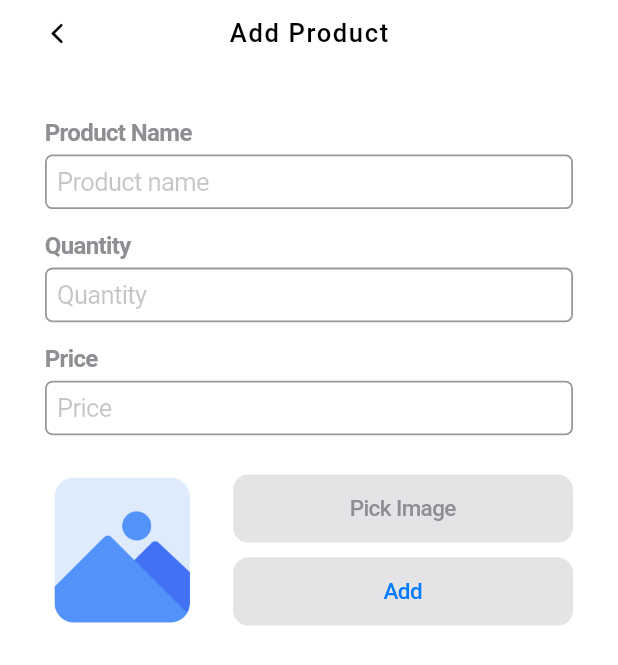
After one commit to beyonce-ama/foodies, a Flutter app: the AddProduct screen opened directly, on a phone screen of 412 x 824 dp. The commit adds this screen. Shown: the top 665 px of the screen. Run offline on Flutter 3.47's test engine with Material 3 defaults, Android fonts, the phone set to English and light mode, and no system bars; our stand-ins replace image_picker.

Commit message:
add products

```diff
--- /dev/null
+++ b/lib/add_product.dart
@@ -0,0 +1,392 @@
+import 'package:flutter/cupertino.dart';
+import 'package:foodies/product_management.dart';
+import 'package:http/http.dart' as http;
+import 'package:image_picker/image_picker.dart';
+import 'dart:io';
+import 'package:image/image.dart' as img;
+import 'backend.dart';
+import 'package:flutter/services.dart';
+
+class AddProduct extends StatefulWidget {
+  const AddProduct({super.key});
+
+  @override
+  State<AddProduct> createState() => _AddProductState();
+}
+
+class _AddProductState extends State<AddProduct> {
+  TextEditingController _newprodname = TextEditingController();
+  TextEditingController _newprodstock = TextEditingController();
+  TextEditingController _newprodprice = TextEditingController();
+  File? _image;
+
+
+
+  Future<File> resizeImage(File originalImage) async {
+    final rawImage = img.decodeImage(await originalImage.readAsBytes());
+    final resizedImage = img.copyResize(rawImage!, width: 800);
+    final resizedFile = File(originalImage.path)
+      ..writeAsBytesSync(img.encodeJpg(resizedImage, quality: 85));
+    return resizedFile;
+  }
+
+  Future<void> _pickImage() async {
+    final picker = ImagePicker();
+    final pickedFile = await picker.pickImage(source: ImageSource.gallery);
+
+    if (pickedFile != null) {
+      File resizedImage = await resizeImage(File(pickedFile.path));
+      setState(() {
+        _image = resizedImage;
+      });
+      print("Resized Image Path: ${_image!.path}");
+    }
+  }
+
+  Future<void> addProduct(String name, String stock, String price) async {
+
+
+    if (name.isEmpty || stock.isEmpty || price.isEmpty || _image == null) {
+      showCupertinoDialog(
+        context: context,
+        builder: (context) {
+          return CupertinoAlertDialog(
+            title: Text("Missing Information"),
+            content: Text("Please fill in all the fields before submitting."),
+            actions: [
+              CupertinoButton(
+                child: Text(
+                  "Close",
+                  style: TextStyle(color: CupertinoColors.destructiveRed),
+                ),
+                onPressed: () {
+                  setState(() {
+                    buttonStatus = true;
+                  });
+                  Navigator.pop(context);
+                },
+              ),
+            ],
+          );
+        },
+      );
+      return;
+    }
+
+    try {
+      var request = http.MultipartRequest(
+        'POST',
+        Uri.parse(server + "add_product.php"),
+      );
+
+      request.fields['name'] = name;
+      request.fields['stock'] = stock;
+      request.fields['price'] = price;
+
+      if (_image != null) {
+        request.files.add(
+          await http.MultipartFile.fromPath('image', _image!.path),
+        );
+        print("Image file added: ${_image!.path}");
+      }
+
+      request.headers['Content-Type'] = 'multipart/form-data';
+
+      var response = await request.send();
+
+      if (response.statusCode == 200) {
+        showCupertinoDialog(
+          context: context,
+          builder: (context) {
+            return CupertinoAlertDialog(
+              content: Text("Product Added Successfully!"),
+              actions: [
+                CupertinoButton(
+                  child: Text(
+                    "Close",
+                    style: TextStyle(color: CupertinoColors.destructiveRed),
+                  ),
+                  onPressed: () {
+                    setState(() {
+                      buttonStatus = true;
+                    });
+                    Navigator.pop(context);
+                  },
+                ),
+              ],
+            );
+          },
+        );
+
+        var responseData = await response.stream.bytesToString();
+        print("Server response: $responseData");
+      } else {
+        showCupertinoDialog(
+          context: context,
+          builder: (context) {
+            return CupertinoAlertDialog(
+              content: Text(
+                "Failed to add product. Status code: ${response.statusCode}",
+              ),
+              actions: [
+                CupertinoButton(
+                  child: Text(
+                    "Close",
+                    style: TextStyle(color: CupertinoColors.destructiveRed),
+                  ),
+                  onPressed: () {
+                    setState(() {
+                      buttonStatus = true;
+                    });
+                    Navigator.pop(context);
+                  },
+                ),
+              ],
+            );
+          },
+        );
+
+        var responseData = await response.stream.bytesToString();
+        print("Error details: $responseData");
+      }
+    } catch (e) {
+      showCupertinoDialog(
+        context: context,
+        builder: (context) {
+          return CupertinoAlertDialog(
+            content: Text("Error adding product: $e"),
+            actions: [
+              CupertinoButton(
+                child: Text(
+                  "Close",
+                  style: TextStyle(color: CupertinoColors.destructiveRed),
+                ),
+                onPressed: () {
+                  setState(() {
+                    buttonStatus = true;
+                  });
+                  Navigator.pop(context);
+                },
+              ),
+            ],
+          );
+        },
+      );
+    }
+  }
+
+  @override
+  Widget build(BuildContext context) {
+    return CupertinoPageScaffold(
+      navigationBar: CupertinoNavigationBar(
+        leading: CupertinoButton(
+          padding: EdgeInsets.zero,
+          child: Icon(
+            CupertinoIcons.chevron_back,
+            color: CupertinoColors.black,
+          ),
+          onPressed: () {
+            buttonStatus
+                ?    Navigator.pushReplacement(
+              context,
+              CupertinoPageRoute(builder: (context) => ProductManagement()),
+            ):null;
+          },
+        ),
+        middle: Text(
+          "Add Product",
+          style: TextStyle(letterSpacing: 1.1, fontWeight: FontWeight.w500),
+        ),
+      ),
+
+      child: SingleChildScrollView(
+        child: SafeArea(
+          child: Padding(
+            padding: const EdgeInsets.fromLTRB(30,20,30,20),
+            child: Column(
+              children: [
+                SizedBox(height: 15),
+
+                Row(
+                  children: [
+                    Text(
+                      "Product Name",
+                      style: TextStyle(
+                        color: CupertinoColors.systemGrey,
+                        fontWeight: FontWeight.bold,
+                        fontSize: 16,
+                      ),                    ),
+                  ],
+                ),
+                SizedBox(height: 5),
+                CupertinoTextField(
+                  controller: _newprodname,
+                  placeholder: "Product name",
+                  decoration: BoxDecoration(
+                    borderRadius: BorderRadius.circular(5),
+                    border: Border.all(
+                      width: 1.2,
+                      color: CupertinoColors.inactiveGray,
+                    ),
+                  ),
+                ),
+
+                SizedBox(height: 15),
+
+                Row(
+                  children: [
+                    Text(
+                      "Quantity",
+                      style: TextStyle(
+                        color: CupertinoColors.systemGrey,
+                        fontWeight: FontWeight.bold,
+                        fontSize: 16,
+                      ),                    ),
+                  ],
+                ),
+                SizedBox(height: 5),
+                CupertinoTextField(
+                  controller: _newprodstock,
+                  placeholder: "Quantity",
+                  decoration: BoxDecoration(
+                    borderRadius: BorderRadius.circular(5),
+                    border: Border.all(
+                      width: 1.2,
+                      color: CupertinoColors.inactiveGray,
+                    ),
+                  ),
+                  textInputAction: TextInputAction.next,
+                  keyboardType: TextInputType.numberWithOptions(decimal: true),
+                  inputFormatters: [FilteringTextInputFormatter.digitsOnly],
+                ),
+                SizedBox(height: 15),
+
+                Row(
+                  children: [
+                    Text(
+                      "Price",
+                      style: TextStyle(
+                        color: CupertinoColors.systemGrey,
+                        fontWeight: FontWeight.bold,
+                        fontSize: 16,
+                      ),
+                    ),
+                  ],
+                ),
+                SizedBox(height: 5),
+
+                CupertinoTextField(
+                  controller: _newprodprice,
+                  placeholder: "Price",
+                  decoration: BoxDecoration(
+                    borderRadius: BorderRadius.circular(5),
+                    border: Border.all(
+                      width: 1.2,
+                      color: CupertinoColors.inactiveGray,
+                    ),
+                  ),
+                  textInputAction: TextInputAction.next,
+                  keyboardType: TextInputType.numberWithOptions(decimal: true),
+                  inputFormatters: [
+                    FilteringTextInputFormatter.allow(RegExp('[0-9.,]')),
+                  ],
+                ),
+                SizedBox(height: 25),
+
+                Row(
+                  mainAxisAlignment: MainAxisAlignment.spaceBetween,
+                  children: [
+                    if (_image != null) ...[
+                      ClipRRect(
+                        borderRadius: BorderRadius.circular(10),
+                        child: Image.file(
+                          _image!,
+                          height: MediaQuery.of(context).size.width * 0.25,
+                          width: MediaQuery.of(context).size.width * 0.25,
+                          fit: BoxFit.cover,
+                        ),
+                      ),
+                    ] else ...[
+                      ClipRRect(
+                        borderRadius: BorderRadius.circular(10),
+                        child: Image.asset(
+                          "images/photo.png",
+                          height: MediaQuery.of(context).size.width * 0.25,
+                          width: MediaQuery.of(context).size.width * 0.25,
+                          fit: BoxFit.cover,
+                        ),
+                      ),
+                    ],
+
+                    SizedBox(width: 20),
+
+                    Column(
+                      crossAxisAlignment: CrossAxisAlignment.center,
+                      children: [
+                        Container(
+                          height: MediaQuery.of(context).size.width * 0.11,
+                          width: MediaQuery.of(context).size.width * 0.55,
+                          padding: EdgeInsets.zero,
+                          decoration: BoxDecoration(
+                            borderRadius: BorderRadius.circular(10),
+                            color: CupertinoColors.systemFill,
+                          ),
+                          child: CupertinoButton(
+                            padding: EdgeInsets.fromLTRB(10, 0, 10, 0),
+                            onPressed: _pickImage,
+                            child: Text(
+                              "Pick Image",
+                              style: TextStyle(
+                                  color: CupertinoColors.systemGrey,
+                                  fontSize: 15,
+                                  fontWeight: FontWeight.w500
+                              ),
+                            ),
+                          ),
+                        ),
+                        SizedBox(height: 10),
+
+                        Container(
+                          height: MediaQuery.of(context).size.width * 0.11,
+                          width: MediaQuery.of(context).size.width * 0.55,
+                          padding: EdgeInsets.zero,
+                          decoration: BoxDecoration(
+                            borderRadius: BorderRadius.circular(10),
+                            color: CupertinoColors.systemFill,
+                          ),
+                          child: CupertinoButton(
+                            padding: EdgeInsets.fromLTRB(10, 0, 10, 0),
+                            child: Text(
+                              "Add",
+                              style: TextStyle(
+                                color: CupertinoColors.systemBlue,
+                                fontSize: 15,
+                                fontWeight: FontWeight.w500
+                              ),
+                            ),
+                            onPressed: () {
+
+                              buttonStatus? addProduct(
+                                _newprodname.text,
+                                _newprodstock.text,
+                                _newprodprice.text,
+                              ): null;
+
+                              setState(() {
+                                buttonStatus = false;
+                              });
+                            },
+                          ),
+                        ),
+                      ],
+                    ),
+                  ],
+                ),
+              ],
+            ),
+          ),
+        ),
+      ),
+    );
+  }
+}
```
Also changed, not shown: lib/product_management.dart (+8 -0 lines).
